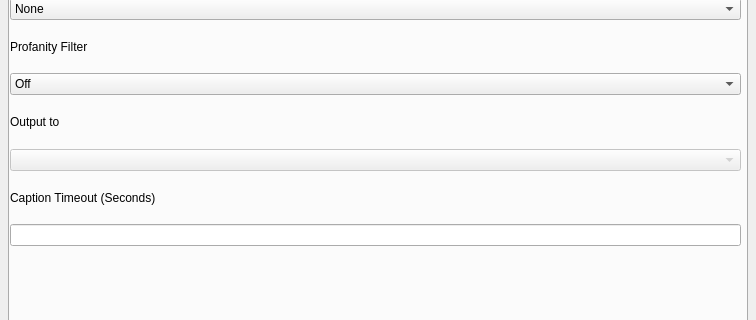
First picture: the form in src/RealTimeSubtitles.ui, repository DarwinIntelligence/obs-realtime-subtitles-plugin, before the edit; both pictures show x 0 to 756 and y 309 to 629 of the 756 by 1025 pixel window.
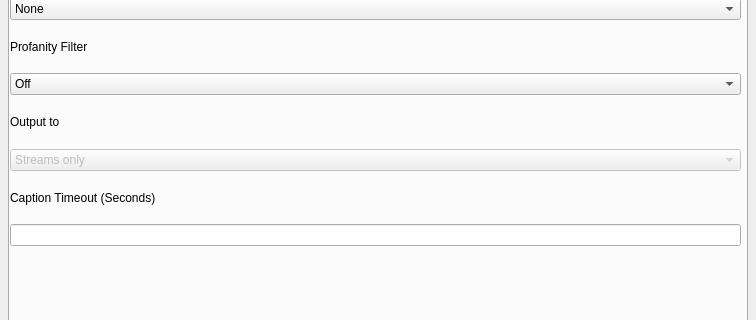
Second picture: the form after the edit.

Commit message: OBS-21 - Update the ui to match

```diff
--- a/src/RealTimeSubtitles.ui
+++ b/src/RealTimeSubtitles.ui
@@ -205,6 +205,11 @@
            <property name="enabled">
             <bool>false</bool>
            </property>
+           <item>
+            <property name="text">
+             <string>Streams only</string>
+            </property>
+           </item>
           </widget>
          </item>
          <item>
```
The commit also changes 1 other file.
